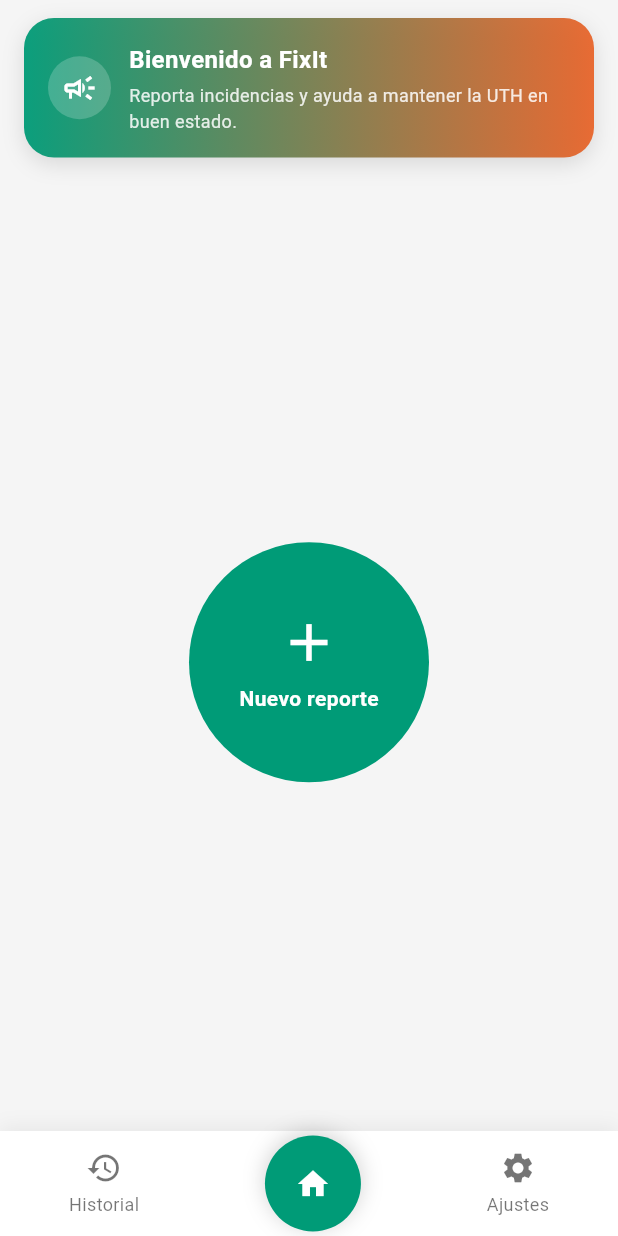
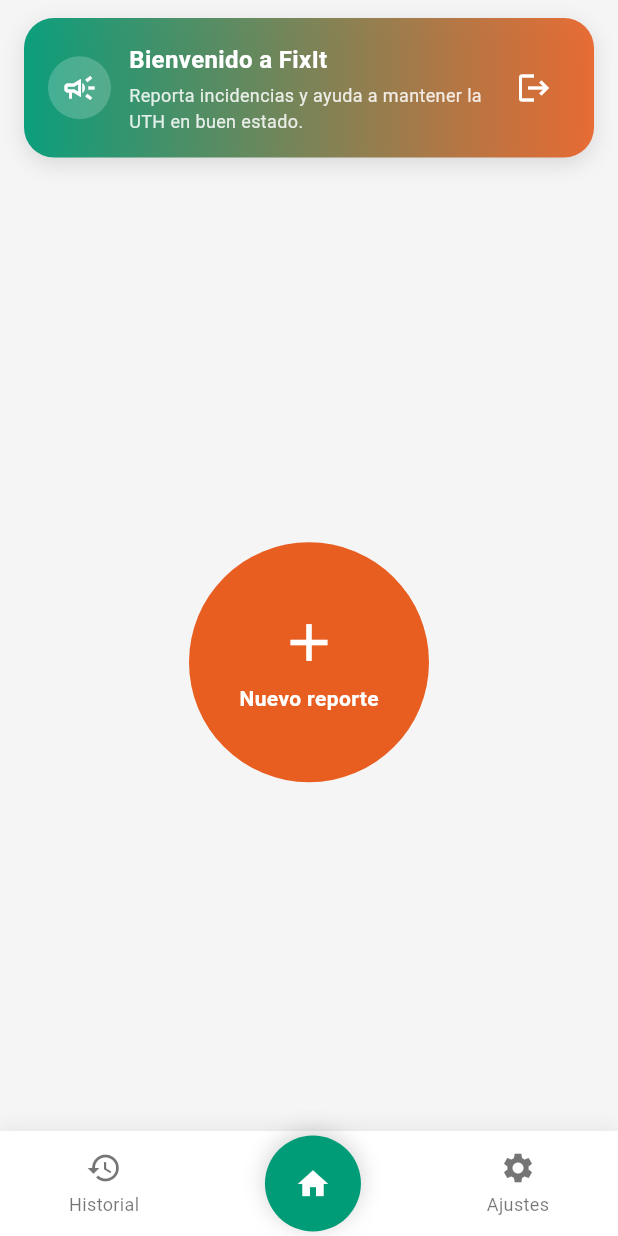
Before and after one commit to ErwinZGriego/FixItApp, a Flutter app: the HomeScreen screen opened by its route, on a phone screen of 412 x 824 dp. Run offline on Flutter 3.47's test engine with Material 3 defaults, Android fonts, the phone set to English and light mode, and no system bars; our stand-ins replace firebase_core, get_it, image_picker; accounts and stored records are empty.

Commit message:
Feat: reorganized project structure to match for requests in sub issues

```diff
--- a/lib/presentation/home/home_screen.dart
+++ b/lib/presentation/screens/home_screen.dart
@@ -1,3 +1,5 @@
+import 'package:fix_it_app/presentation/screens/create_report_screen.dart';
+import 'package:fix_it_app/presentation/screens/login_screen.dart';
 import 'package:flutter/material.dart';
 
 class HomeScreen extends StatelessWidget {
@@ -9,6 +11,7 @@ class HomeScreen extends StatelessWidget {
   Widget build(BuildContext context) {
     return Scaffold(
       backgroundColor: Theme.of(context).scaffoldBackgroundColor,
+
       body: const SafeArea(
         child: Column(
           children: [
@@ -22,8 +25,9 @@ class HomeScreen extends StatelessWidget {
         ),
       ),
 
-      // Barra de navegación inferior
-      bottomNavigationBar: const _BottomNavBar(),
+      // Barra de navegación inferior (la levantamos con SafeArea para que no se
+      // encime con la barra de navegación del sistema).
+      bottomNavigationBar: const SafeArea(top: false, child: _BottomNavBar()),
     );
   }
 }
@@ -93,6 +97,15 @@ class _HomeHeaderBanner extends StatelessWidget {
                 ],
               ),
             ),
+
+            // Botón de logout en el banner
+            IconButton(
+              icon: const Icon(Icons.logout, color: Colors.white),
+              onPressed: () {
+                // Logout simulado: regresamos al login
+                Navigator.pushReplacementNamed(context, LoginScreen.routeName);
+              },
+            ),
           ],
         ),
       ),
@@ -123,10 +136,8 @@ class _NewReportButtonState extends State<_NewReportButton>
       scale = 1.0;
     });
 
-    // Más adelante aquí abriremos el flujo real de "nuevo reporte"
-    ScaffoldMessenger.of(context).showSnackBar(
-      const SnackBar(content: Text('Crear nuevo reporte (pendiente)')),
-    );
+    // Abrimos la pantalla de creación de reporte
+    Navigator.pushNamed(context, CreateReportScreen.routeName);
   }
 
   void _onTapCancel() {
@@ -137,7 +148,8 @@ class _NewReportButtonState extends State<_NewReportButton>
 
   @override
   Widget build(BuildContext context) {
-    final primary = Theme.of(context).primaryColor;
+    // Cambiamos el "FAB" grande al color secundario (naranja)
+    final fabColor = Theme.of(context).colorScheme.secondary;
 
     return GestureDetector(
       onTapDown: _onTapDown,
@@ -149,7 +161,7 @@ class _NewReportButtonState extends State<_NewReportButton>
         child: Container(
           width: 160,
           height: 160,
-          decoration: BoxDecoration(shape: BoxShape.circle, color: primary),
+          decoration: BoxDecoration(shape: BoxShape.circle, color: fabColor),
           child: const Column(
             mainAxisAlignment: MainAxisAlignment.center,
             children: [
--- a/lib/presentation/login/login_screen.dart
+++ b/lib/presentation/screens/login_screen.dart
@@ -1,8 +1,8 @@
 import 'package:flutter/material.dart';
 import 'package:provider/provider.dart';
 
-import '../home/home_screen.dart';
-import 'login_view_model.dart';
+import '../viewmodels/login_view_model.dart';
+import 'home_screen.dart';
 
 class LoginScreen extends StatelessWidget {
   const LoginScreen({super.key});
@@ -229,7 +229,7 @@ class _LoginFormState extends State<_LoginForm> {
                     width: 20,
                     child: CircularProgressIndicator(strokeWidth: 2),
                   )
-                : const Text('Entrar'),
+                : const Text('Ingresar'),
           ),
         ),
         const SizedBox(height: 8),
--- a/lib/presentation/login/login_view_model.dart
+++ b/lib/presentation/viewmodels/login_view_model.dart
@@ -18,7 +18,7 @@ class LoginViewModel extends ChangeNotifier {
     isLoading = true;
     notifyListeners();
 
-    await Future<void>.delayed(const Duration(milliseconds: 700));
+    await Future<void>.delayed(const Duration(milliseconds: 2000));
 
     isLoading = false;
     notifyListeners();
```
Also changed, not shown: lib/presentation/app/fixit_app.dart (+5 -3 lines), lib/presentation/screens/create_report_screen.dart (added, +20 -0 lines).
